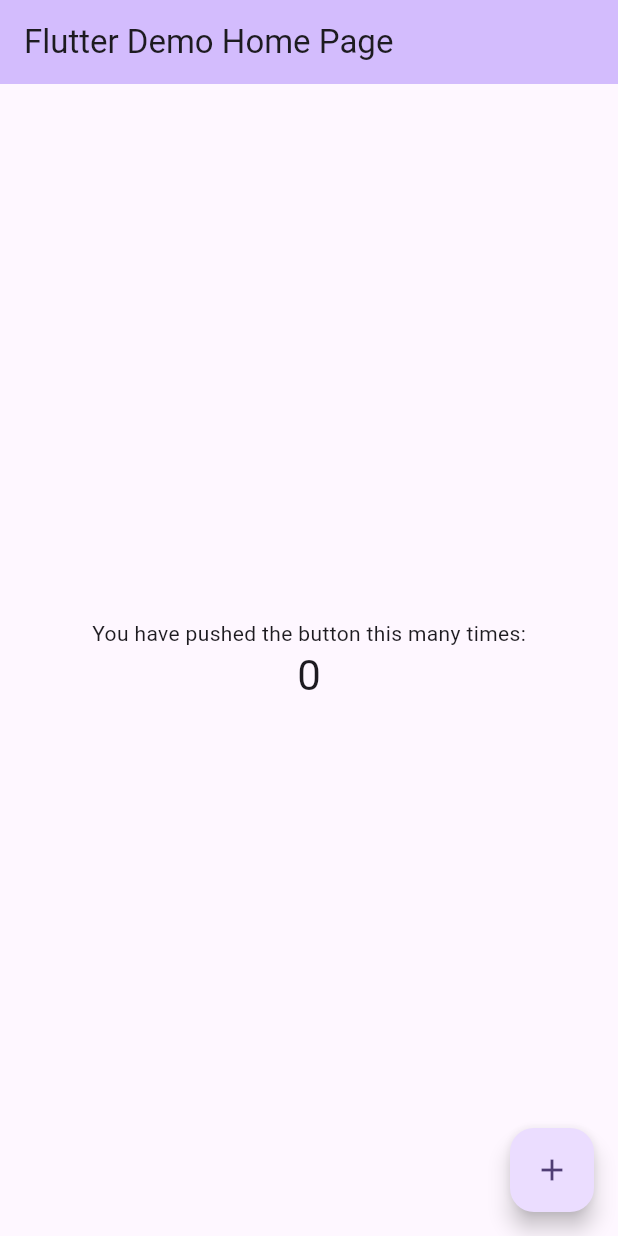
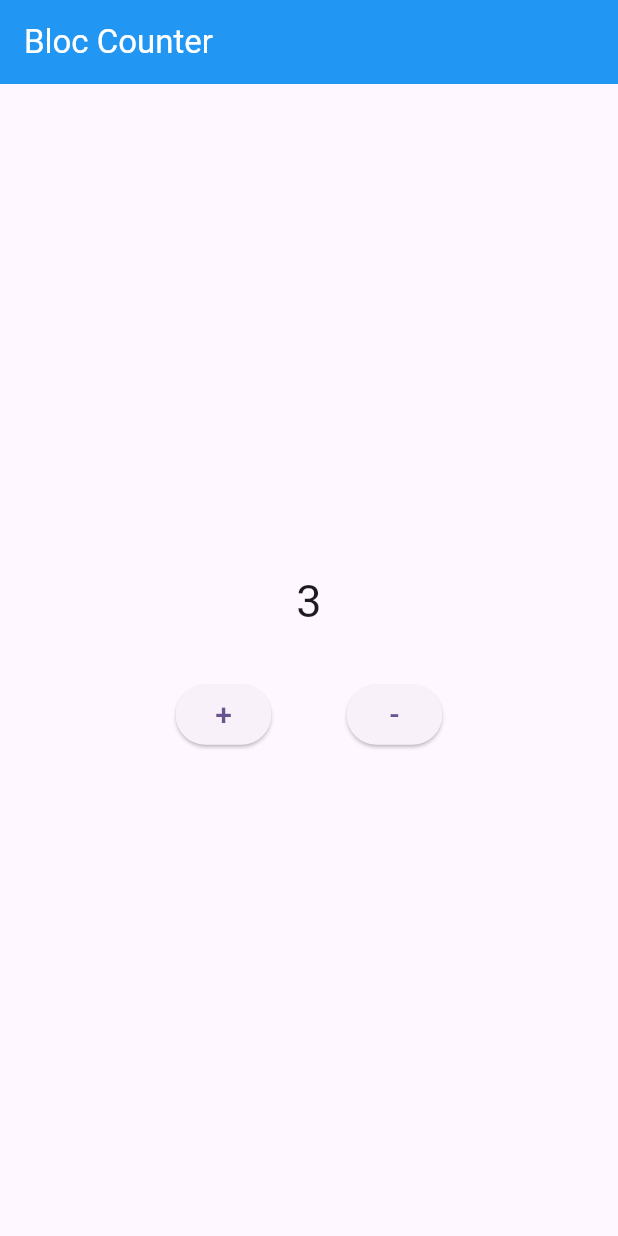
Before and after one commit to Adiikust/Bloc-Counter, a Flutter app: the screen it shows after launch, on a phone screen of 412 x 824 dp. Run offline on Flutter 3.47's test engine with Material 3 defaults, Android fonts, the phone set to English and light mode, and no system bars; our stand-ins replace bloc, equatable, flutter_bloc.

Commit message:
complete commit

```diff
--- /dev/null
+++ b/lib/bloc/counter/counter_bloc.dart
@@ -0,0 +1,17 @@
+import 'package:bloc/bloc.dart';
+import 'package:bloc_counter/bloc/counter/counter_event.dart';
+import 'package:bloc_counter/bloc/counter/counter_state.dart';
+
+class CounterBloc extends Bloc<CounterEvent, CounterState> {
+  CounterBloc() : super(const CounterState()) {
+    on<Increment>(_increment);
+    on<Decrement>(_decrement);
+  }
+  void _increment(Increment event, Emitter<CounterState> emit) {
+    emit(state.copyWith(value: state.counter! + 1));
+  }
+
+  void _decrement(Decrement event, Emitter<CounterState> emit) {
+    emit(state.copyWith(value: state.counter! - 1));
+  }
+}
--- /dev/null
+++ b/lib/bloc/counter/counter_event.dart
@@ -0,0 +1,11 @@
+import 'package:equatable/equatable.dart';
+
+abstract class CounterEvent extends Equatable {
+  const CounterEvent();
+  @override
+  List<Object?> get props => [];
+}
+
+class Increment extends CounterEvent {}
+
+class Decrement extends CounterEvent {}
--- /dev/null
+++ b/lib/bloc/counter/counter_state.dart
@@ -0,0 +1,13 @@
+import 'package:equatable/equatable.dart';
+
+class CounterState extends Equatable {
+  final int? counter;
+  const CounterState({this.counter = 3});
+
+  CounterState copyWith({int? value}) {
+    return CounterState(counter: value ?? counter);
+  }
+
+  @override
+  List<Object?> get props => [counter];
+}
--- a/lib/main.dart
+++ b/lib/main.dart
@@ -1,4 +1,7 @@
+import 'package:bloc_counter/bloc/counter/counter_bloc.dart';
+import 'package:bloc_counter/view/home_view.dart';
 import 'package:flutter/material.dart';
+import 'package:flutter_bloc/flutter_bloc.dart';
 
 void main() {
   runApp(const MyApp());
@@ -10,116 +13,22 @@ class MyApp extends StatelessWidget {
   // This widget is the root of your application.
   @override
   Widget build(BuildContext context) {
-    return MaterialApp(
-      title: 'Flutter Demo',
-      theme: ThemeData(
-        // This is the theme of your application.
-        //
-        // TRY THIS: Try running your application with "flutter run". You'll see
-        // the application has a purple toolbar. Then, without quitting the app,
-        // try changing the seedColor in the colorScheme below to Colors.green
-        // and then invoke "hot reload" (save your changes or press the "hot
-        // reload" button in a Flutter-supported IDE, or press "r" if you used
-        // the command line to start the app).
-        //
-        // Notice that the counter didn't reset back to zero; the application
-        // state is not lost during the reload. To reset the state, use hot
-        // restart instead.
-        //
-        // This works for code too, not just values: Most code changes can be
-        // tested with just a hot reload.
-        colorScheme: ColorScheme.fromSeed(seedColor: Colors.deepPurple),
-        useMaterial3: true,
+    return MultiBlocProvider(
+      providers: [
+        BlocProvider<CounterBloc>(
+          create: (BuildContext context) => CounterBloc(),
+        ),
+      ],
+      child: MaterialApp(
+        debugShowCheckedModeBanner: false,
+        title: 'Flutter Demo',
+        theme: ThemeData(
+          appBarTheme: const AppBarTheme(backgroundColor: Colors.blue),
+          colorScheme: ColorScheme.fromSeed(seedColor: Colors.deepPurple),
+          useMaterial3: true,
+        ),
+        home: const HomeView(),
       ),
-      home: const MyHomePage(title: 'Flutter Demo Home Page'),
     );
   }
 }
-
-class MyHomePage extends StatefulWidget {
-  const MyHomePage({super.key, required this.title});
-
-  // This widget is the home page of your application. It is stateful, meaning
-  // that it has a State object (defined below) that contains fields that affect
-  // how it looks.
-
-  // This class is the configuration for the state. It holds the values (in this
-  // case the title) provided by the parent (in this case the App widget) and
-  // used by the build method of the State. Fields in a Widget subclass are
-  // always marked "final".
-
-  final String title;
-
-  @override
-  State<MyHomePage> createState() => _MyHomePageState();
-}
-
-class _MyHomePageState extends State<MyHomePage> {
-  int _counter = 0;
-
-  void _incrementCounter() {
-    setState(() {
-      // This call to setState tells the Flutter framework that something has
-      // changed in this State, which causes it to rerun the build method below
-      // so that the display can reflect the updated values. If we changed
-      // _counter without calling setState(), then the build method would not be
-      // called again, and so nothing would appear to happen.
-      _counter++;
-    });
-  }
-
-  @override
-  Widget build(BuildContext context) {
-    // This method is rerun every time setState is called, for instance as done
-    // by the _incrementCounter method above.
-    //
-    // The Flutter framework has been optimized to make rerunning build methods
-    // fast, so that you can just rebuild anything that needs updating rather
-    // than having to individually change instances of widgets.
-    return Scaffold(
-      appBar: AppBar(
-        // TRY THIS: Try changing the color here to a specific color (to
-        // Colors.amber, perhaps?) and trigger a hot reload to see the AppBar
-        // change color while the other colors stay the same.
-        backgroundColor: Theme.of(context).colorScheme.inversePrimary,
-        // Here we take the value from the MyHomePage object that was created by
-        // the App.build method, and use it to set our appbar title.
-        title: Text(widget.title),
-      ),
-      body: Center(
-        // Center is a layout widget. It takes a single child and positions it
-        // in the middle of the parent.
-        child: Column(
-          // Column is also a layout widget. It takes a list of children and
-          // arranges them vertically. By default, it sizes itself to fit its
-          // children horizontally, and tries to be as tall as its parent.
-          //
-          // Column has various properties to control how it sizes itself and
-          // how it positions its children. Here we use mainAxisAlignment to
-          // center the children vertically; the main axis here is the vertical
-          // axis because Columns are vertical (the cross axis would be
-          // horizontal).
-          //
-          // TRY THIS: Invoke "debug painting" (choose the "Toggle Debug Paint"
-          // action in the IDE, or press "p" in the console), to see the
-          // wireframe for each widget.
-          mainAxisAlignment: MainAxisAlignment.center,
-          children: <Widget>[
-            const Text(
-              'You have pushed the button this many times:',
-            ),
-            Text(
-              '$_counter',
-              style: Theme.of(context).textTheme.headlineMedium,
-            ),
-          ],
-        ),
-      ),
-      floatingActionButton: FloatingActionButton(
-        onPressed: _incrementCounter,
-        tooltip: 'Increment',
-        child: const Icon(Icons.add),
-      ), // This trailing comma makes auto-formatting nicer for build methods.
-    );
-  }
-}
--- /dev/null
+++ b/lib/view/home_view.dart
@@ -0,0 +1,63 @@
+import 'package:bloc_counter/bloc/counter/counter_bloc.dart';
+import 'package:bloc_counter/bloc/counter/counter_event.dart';
+import 'package:bloc_counter/bloc/counter/counter_state.dart';
+import 'package:flutter/material.dart';
+import 'package:flutter_bloc/flutter_bloc.dart';
+
+class HomeView extends StatelessWidget {
+  const HomeView({super.key});
+
+  @override
+  Widget build(BuildContext context) {
+    return Scaffold(
+      appBar: AppBar(
+        title:
+            const Text('Bloc Counter', style: TextStyle(color: Colors.white)),
+      ),
+      body: Column(
+        mainAxisAlignment: MainAxisAlignment.center,
+        crossAxisAlignment: CrossAxisAlignment.center,
+        children: [
+          BlocBuilder<CounterBloc, CounterState>(
+            builder: (context, state) {
+              return Text(state.counter.toString(),
+                  style: const TextStyle(fontSize: 30));
+            },
+          ),
+          const SizedBox(height: 30),
+          Row(
+            mainAxisAlignment: MainAxisAlignment.center,
+            children: [
+              ElevatedButton(
+                onPressed: () {
+                  context.read<CounterBloc>().add(Increment());
+                },
+                child: const Text('+', style: TextStyle(fontSize: 20)),
+              ),
+              const SizedBox(width: 50),
+              BlocBuilder<CounterBloc, CounterState>(
+                builder: (context, state) {
+                  return ElevatedButton(
+                    onPressed: () {
+                      if (state.counter == 0) {
+                        ScaffoldMessenger.of(context).showSnackBar(
+                          const SnackBar(
+                            content: Text('NO DECREMENT'),
+                            duration: Duration(seconds: 2),
+                          ),
+                        );
+                      } else {
+                        context.read<CounterBloc>().add(Decrement());
+                      }
+                    },
+                    child: const Text('-', style: TextStyle(fontSize: 20)),
+                  );
+                },
+              )
+            ],
+          ),
+        ],
+      ),
+    );
+  }
+}
```
Also changed, not shown: pubspec.lock.
